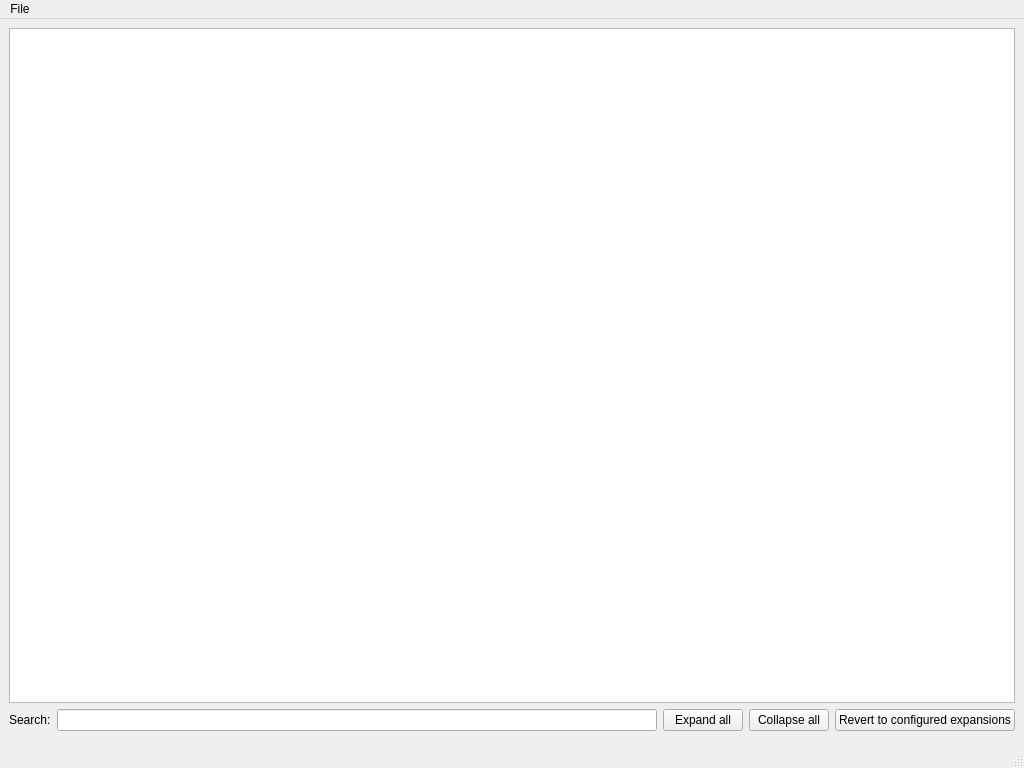
First picture: the form in qud_explorer_window.ui, repository TrashMonks/qud-wiki, before the edit.
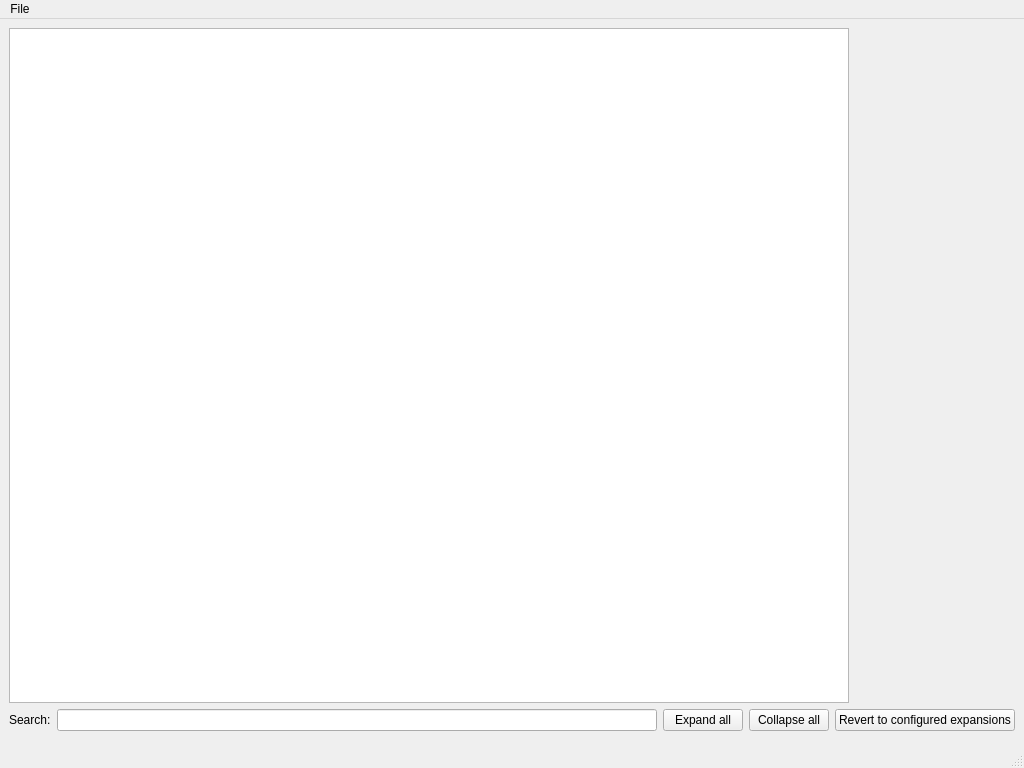
Second picture: the form after the edit.

Commit message: Preview of big tile icons

```diff
--- a/qud_explorer_window.ui
+++ b/qud_explorer_window.ui
@@ -18,11 +18,20 @@
     <item row="0" column="0">
      <layout class="QVBoxLayout" name="verticalLayout">
       <item>
-       <layout class="QVBoxLayout" name="verticalLayout_2">
+       <layout class="QHBoxLayout" name="horizontalLayout">
         <item>
-         <widget class="QPlainTextEdit" name="plainTextEdit">
-          <property name="autoFillBackground">
-           <bool>false</bool>
+         <widget class="QPlainTextEdit" name="plainTextEdit"/>
+        </item>
+        <item>
+         <widget class="QLabel" name="tile_label">
+          <property name="minimumSize">
+           <size>
+            <width>160</width>
+            <height>240</height>
+           </size>
+          </property>
+          <property name="text">
+           <string/>
           </property>
          </widget>
         </item>
```
The commit also changes 5 other files.
